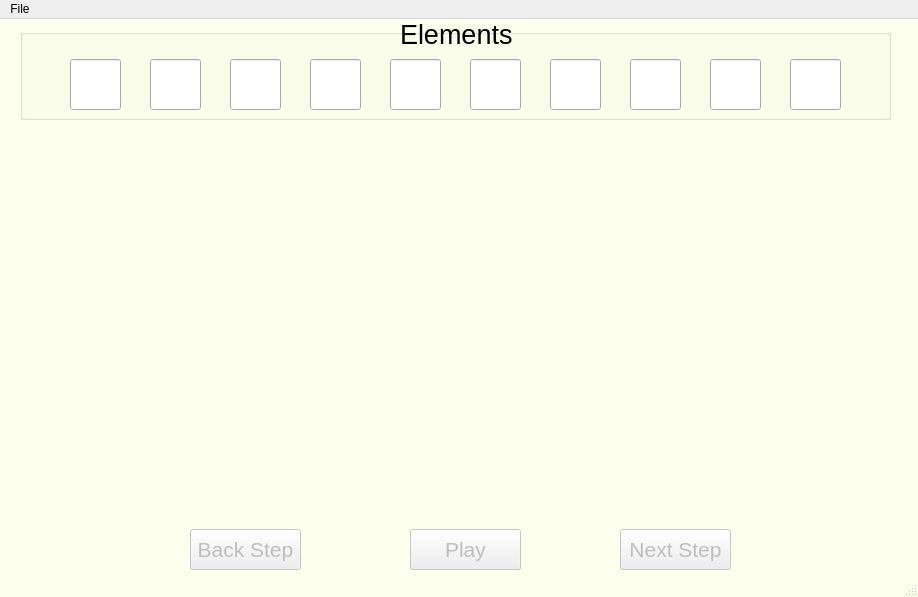
First picture: the form in Quicksort/Quicksort/mainwindow.ui, repository Siwady/QuickSort-GuiAnimations, before the edit.
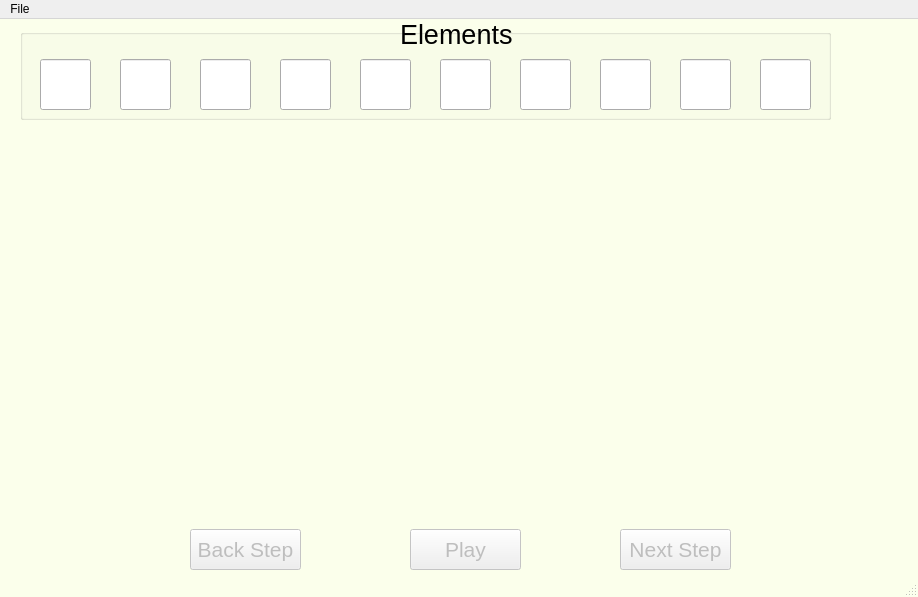
Second picture: the form after the edit.

Patch:
```diff
--- a/Quicksort/Quicksort/mainwindow.ui
+++ b/Quicksort/Quicksort/mainwindow.ui
@@ -24,7 +24,7 @@
      <rect>
       <x>20</x>
       <y>10</y>
-      <width>871</width>
+      <width>811</width>
       <height>91</height>
      </rect>
     </property>
@@ -37,7 +37,7 @@
     <widget class="QLineEdit" name="le_element1">
      <property name="geometry">
       <rect>
-       <x>50</x>
+       <x>20</x>
        <y>30</y>
        <width>51</width>
        <height>51</height>
@@ -68,7 +68,7 @@
     <widget class="QLineEdit" name="le_element2">
      <property name="geometry">
       <rect>
-       <x>130</x>
+       <x>100</x>
        <y>30</y>
        <width>51</width>
        <height>51</height>
@@ -95,7 +95,7 @@
     <widget class="QLineEdit" name="le_element4">
      <property name="geometry">
       <rect>
-       <x>290</x>
+       <x>260</x>
        <y>30</y>
        <width>51</width>
        <height>51</height>
@@ -122,7 +122,7 @@
     <widget class="QLineEdit" name="le_element3">
      <property name="geometry">
       <rect>
-       <x>210</x>
+       <x>180</x>
        <y>30</y>
        <width>51</width>
        <height>51</height>
@@ -149,7 +149,7 @@
     <widget class="QLineEdit" name="le_element7">
      <property name="geometry">
       <rect>
-       <x>530</x>
+       <x>500</x>
        <y>30</y>
        <width>51</width>
        <height>51</height>
@@ -176,7 +176,7 @@
     <widget class="QLineEdit" name="le_element6">
      <property name="geometry">
       <rect>
-       <x>450</x>
+       <x>420</x>
        <y>30</y>
        <width>51</width>
        <height>51</height>
@@ -203,7 +203,7 @@
     <widget class="QLineEdit" name="le_element8">
      <property name="geometry">
       <rect>
-       <x>610</x>
+       <x>580</x>
        <y>30</y>
        <width>51</width>
        <height>51</height>
@@ -230,7 +230,7 @@
     <widget class="QLineEdit" name="le_element5">
      <property name="geometry">
       <rect>
-       <x>370</x>
+       <x>340</x>
        <y>30</y>
        <width>51</width>
        <height>51</height>
@@ -257,7 +257,7 @@
     <widget class="QLineEdit" name="le_element9">
      <property name="geometry">
       <rect>
-       <x>690</x>
+       <x>660</x>
        <y>30</y>
        <width>51</width>
        <height>51</height>
@@ -284,7 +284,7 @@
     <widget class="QLineEdit" name="le_element10">
      <property name="geometry">
       <rect>
-       <x>770</x>
+       <x>740</x>
        <y>30</y>
        <width>51</width>
        <height>51</height>
```
